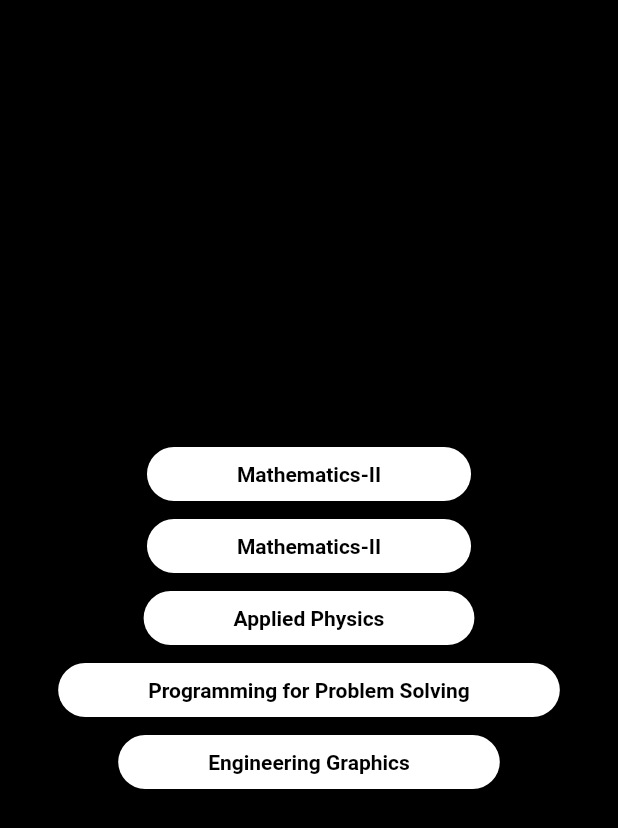
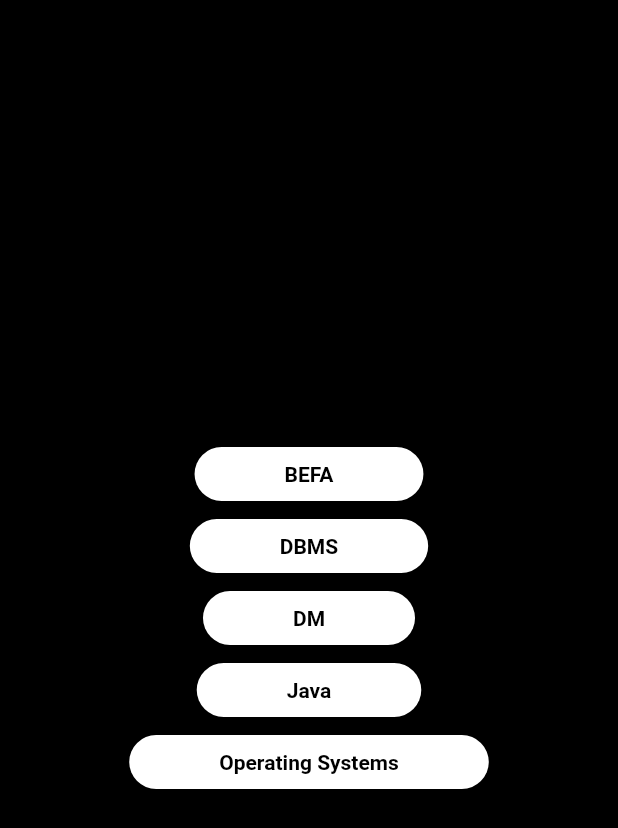
Before and after one commit to Dakshatha0/bvrith_students, a Flutter app: the secondYearSecondSemSubjects screen opened directly, on a phone screen of 412 x 824 dp. Shown: the top 828 px of the screen. Run offline on Flutter 3.47's test engine with Material 2 defaults, Android fonts, the phone set to English and light mode, and no system bars.

Commit message:
Update secondyearsecondsemsyllabus.dart

```diff
--- a/lib/src/department/CSE/year/year2/year2sem2/secondyearsecondsemsyllabus.dart
+++ b/lib/src/department/CSE/year/year2/year2sem2/secondyearsecondsemsyllabus.dart
@@ -31,7 +31,7 @@ class _yearOfFirstYearSubjectsState extends State<secondYearSecondSemSubjects> {
               padding: EdgeInsets.symmetric(vertical: 8,horizontal: 60),
               shape: RoundedRectangleBorder(borderRadius: BorderRadius.all(Radius.circular(30))),
             ),
-            child: Text("Mathematics-II",style: TextStyle(color: Colors.black, fontWeight: FontWeight.bold)),
+            child: Text("BEFA",style: TextStyle(color: Colors.black, fontWeight: FontWeight.bold)),
           ),
           ElevatedButton(
             onPressed: (){
@@ -43,7 +43,7 @@ class _yearOfFirstYearSubjectsState extends State<secondYearSecondSemSubjects> {
               padding: EdgeInsets.symmetric(vertical: 8,horizontal: 60),
               shape: RoundedRectangleBorder(borderRadius: BorderRadius.all(Radius.circular(30))),
             ),
-            child: Text("Mathematics-II",style: TextStyle(color: Colors.black, fontWeight: FontWeight.bold)),
+            child: Text("DBMS",style: TextStyle(color: Colors.black, fontWeight: FontWeight.bold)),
           ),
           ElevatedButton(
             onPressed: (){
@@ -55,7 +55,7 @@ class _yearOfFirstYearSubjectsState extends State<secondYearSecondSemSubjects> {
               padding: EdgeInsets.symmetric(vertical: 8,horizontal: 60),
               shape: RoundedRectangleBorder(borderRadius: BorderRadius.all(Radius.circular(30))),
             ),
-            child: Text("Applied Physics",style: TextStyle(color: Colors.black, fontWeight: FontWeight.bold)),
+            child: Text("DM",style: TextStyle(color: Colors.black, fontWeight: FontWeight.bold)),
           ),
           ElevatedButton(
             onPressed: (){
@@ -67,7 +67,7 @@ class _yearOfFirstYearSubjectsState extends State<secondYearSecondSemSubjects> {
               padding: EdgeInsets.symmetric(vertical: 8,horizontal: 60),
               shape: RoundedRectangleBorder(borderRadius: BorderRadius.all(Radius.circular(30))),
             ),
-            child: Text("Programming for Problem Solving",style: TextStyle(color: Colors.black, fontWeight: FontWeight.bold)),
+            child: Text("Java",style: TextStyle(color: Colors.black, fontWeight: FontWeight.bold)),
           ), ElevatedButton(
             onPressed: (){
               Navigator.of(context).push(
@@ -78,7 +78,7 @@ class _yearOfFirstYearSubjectsState extends State<secondYearSecondSemSubjects> {
               padding: EdgeInsets.symmetric(vertical: 8,horizontal: 60),
               shape: RoundedRectangleBorder(borderRadius: BorderRadius.all(Radius.circular(30))),
             ),
-            child: Text("Engineering Graphics",style: TextStyle(color: Colors.black, fontWeight: FontWeight.bold)),
+            child: Text("Operating Systems",style: TextStyle(color: Colors.black, fontWeight: FontWeight.bold)),
           ),
         ],
       )),
```
